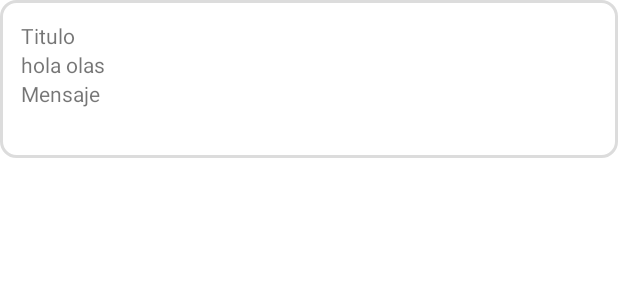
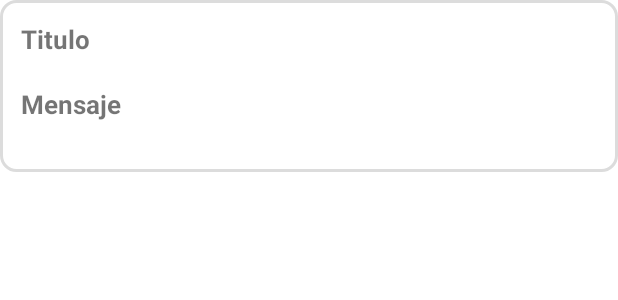
Before and after one commit to sansotmon/users-mobile, an Android app: the layout row_list_post.xml on its own in the app's theme, with its tools: preview values and no code run, on a phone screen of 412 x 824 dp. Shown: the top 300 px of the screen. Run offline under Robolectric (Android 15) with nearby library versions, the phone set to English and light mode, and no system bars.

Commit message:
added new strings

```diff
--- a/app/src/main/java/ssm/android/users_mobile/presenter/UserDetailPresenter.kt
+++ b/app/src/main/java/ssm/android/users_mobile/presenter/UserDetailPresenter.kt
@@ -32,7 +32,6 @@ class UserDetailPresenter(private val context: Context, private val ui: UserDeta
             user?.posts = posts
             user?.posts?.let {
                 if(it.isNotEmpty()){
-                    ui.showToast("entro")
                     posts = it
                     ui.refreshRecycler()
                 }
--- a/app/src/main/res/layout/activity_user_detail.xml
+++ b/app/src/main/res/layout/activity_user_detail.xml
@@ -79,7 +79,7 @@
             android:textColor="@color/colorPrimary"
             android:textSize="@dimen/font_large"
             android:layout_below="@+id/lyEmail"
-            android:text="Publicaciones">
+            android:text="@string/activity_user_detail_title">
 
         </TextView>
 
--- a/app/src/main/res/layout/row_list_post.xml
+++ b/app/src/main/res/layout/row_list_post.xml
@@ -19,21 +19,24 @@
             android:id="@+id/titleLabel"
             android:layout_width="match_parent"
             android:layout_height="wrap_content"
-            android:text="Titulo" />
+            android:textSize="@dimen/font_large"
+            android:textStyle="bold"
+            android:text="@string/activity_user_post_title" />
 
         <TextView
             android:id="@+id/titleText"
             android:layout_width="wrap_content"
             android:layout_height="wrap_content"
-            android:layout_below="@+id/titleLabel"
-            android:text="hola olas" />
+            android:layout_below="@+id/titleLabel"/>
 
         <TextView
             android:id="@+id/bodyLabel"
             android:layout_width="match_parent"
             android:layout_height="wrap_content"
             android:layout_below="@+id/titleText"
-            android:text="Mensaje" />
+            android:textSize="@dimen/font_large"
+            android:textStyle="bold"
+            android:text="@string/activity_user_post_message" />
 
         <TextView
             android:id="@+id/bodyText"
--- a/app/src/main/res/values/strings.xml
+++ b/app/src/main/res/values/strings.xml
@@ -4,4 +4,7 @@
     <string name="activity_user_list_button">Ver publicaciones</string>
     <string name="activity_user_list_title">Buscar usuario</string>
     <string name="activity_user_detail_loading">Cargando publicaciones...</string>
+    <string name="activity_user_detail_title">Publicaciones</string>
+    <string name="activity_user_post_title">Titulo</string>
+    <string name="activity_user_post_message">Mensaje</string>
 </resources>
```
